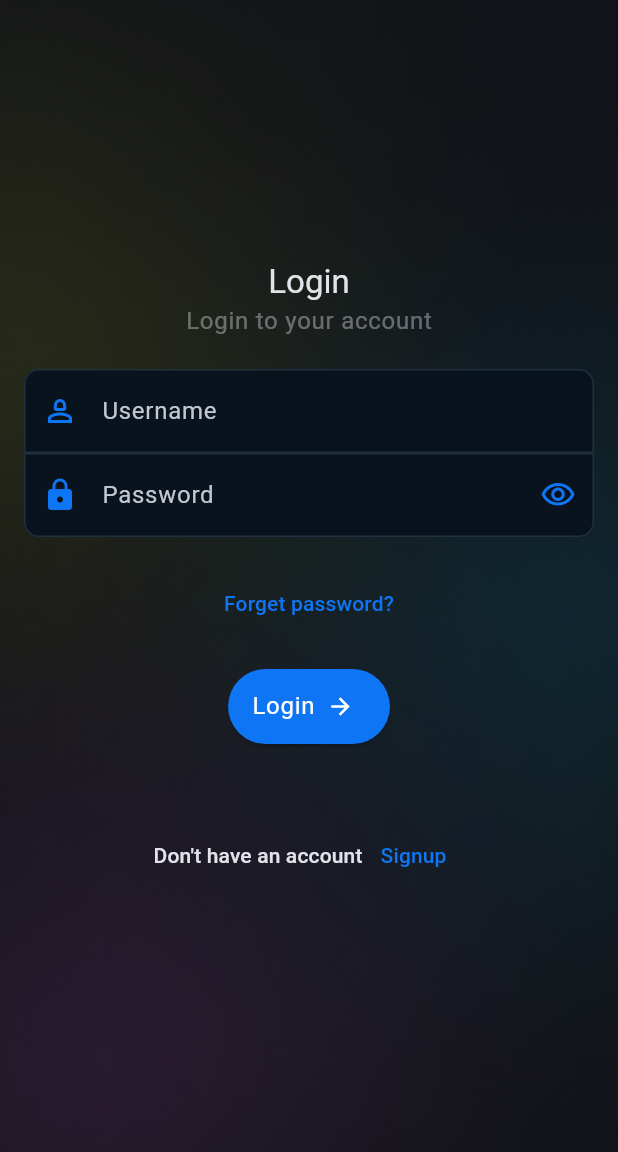
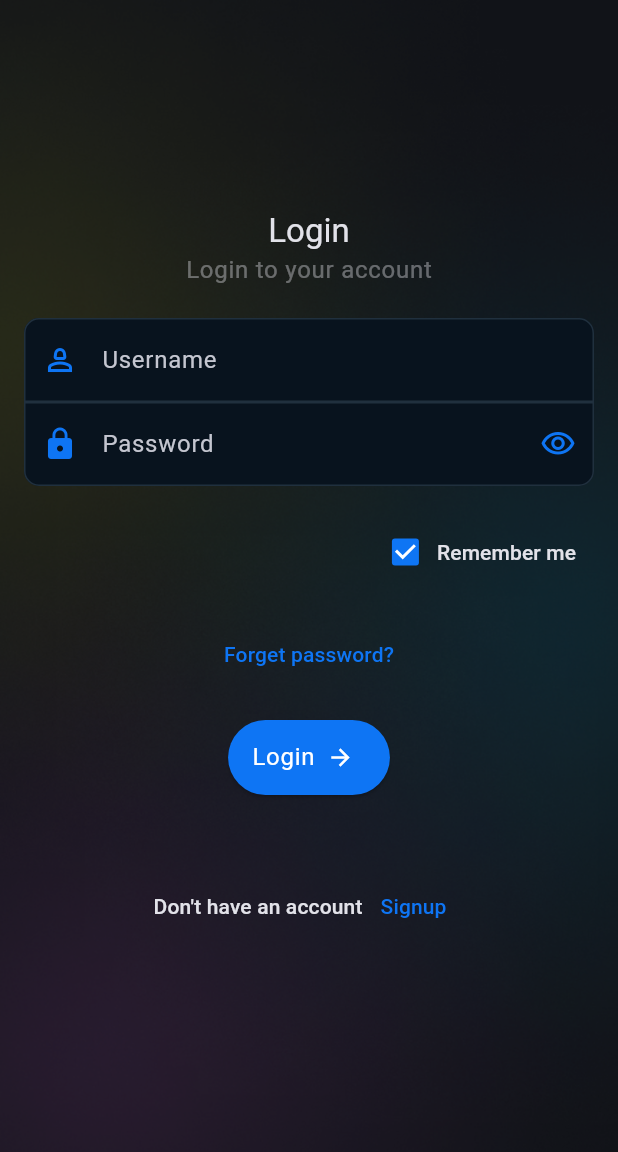
Before and after one commit to hinasahammed/invoice_ui, a Flutter app: the screen it shows after launch, on a phone screen of 412 x 824 dp, the part 84-1236 px from its top. Run offline on Flutter 3.47's test engine with Material 3 defaults, Android fonts, the phone set to English and light mode, and no system bars; our stand-ins replace another_flushbar, awesome_dialog, gap, lottie, shared_preferences.

Commit message:
added checkbox remember me

```diff
--- a/lib/view/login/login_view.dart
+++ b/lib/view/login/login_view.dart
@@ -85,6 +85,19 @@ class _LoginViewState extends State<LoginView> {
                   label: "Password",
                 ),
                 const Gap(20),
+                Row(
+                  mainAxisAlignment: MainAxisAlignment.end,
+                  children: [
+                    CheckboxMenuButton(
+                      value: true,
+                      onChanged: (value) {},
+                      child: const Text(
+                        'Remember me',
+                      ),
+                    ),
+                  ],
+                ),
+                const Gap(20),
                 TextButton(
                   onPressed: () {},
                   child: Text(
```
